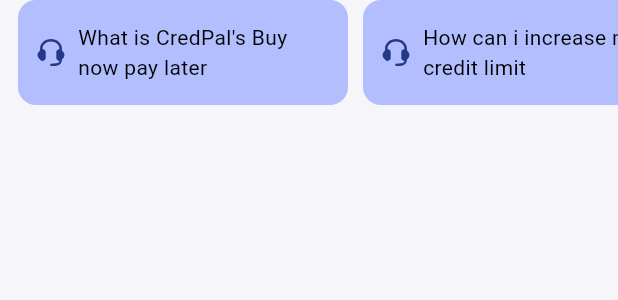
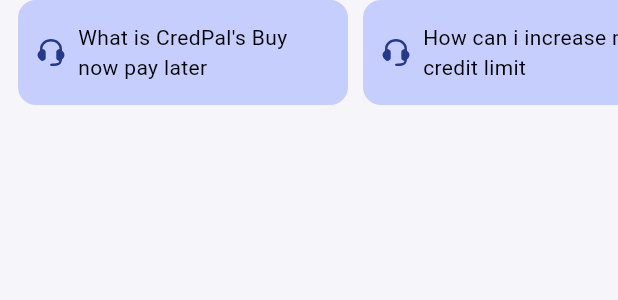
Before and after one commit to Chinazablossom/credTrack, a Flutter app: the FaqScroller widget shown alone on an empty page, opened directly, on a phone screen of 412 x 824 dp. Shown: the top 300 px of the screen. Run offline on Flutter 3.47's test engine with Material 3 defaults, Android fonts, the phone set to English and light mode, and no system bars; our stand-ins replace cloud_firestore, connectivity_plus, firebase_auth, firebase_core, flutter_secure_storage, flutter_svg and 4 more; accounts and stored records are empty; generated files the repository leaves out were written again; Roboto replaces fonts that are missing (Capriola); project files that could hold a hidden picture were left out.

```diff
--- a/lib/features/tickets/dashboard/widgets/faq.dart
+++ b/lib/features/tickets/dashboard/widgets/faq.dart
@@ -34,7 +34,7 @@
             child: Container(
               width: 220,
               decoration: BoxDecoration(
-                color:theme.secondaryContainer.withValues(alpha: 0.7),
+                color:theme.secondaryContainer.withValues(alpha: 0.5),
                 borderRadius: BorderRadius.circular(12),
               ),
               padding: const EdgeInsets.all(12),
```
